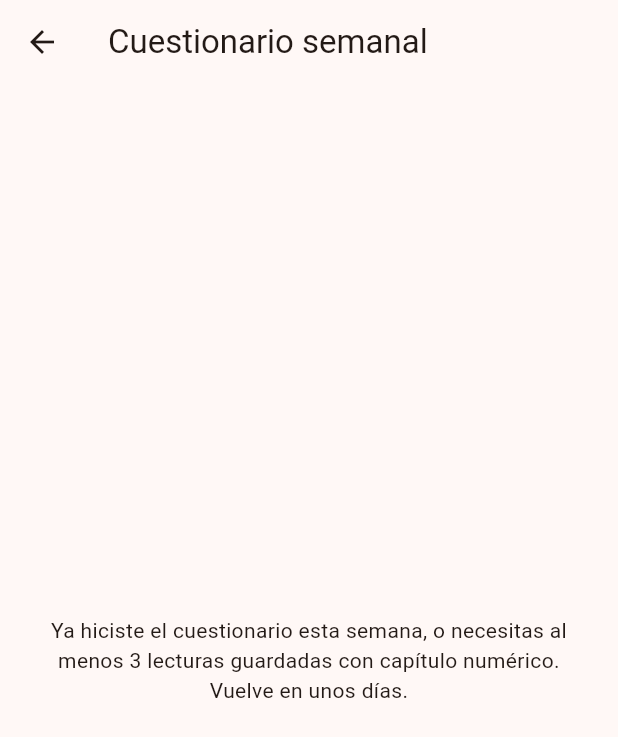
After one commit to Jaelm/hilectio, a Flutter app: the screen it shows once a user with an empty profile is signed in, item 4 of the bottom bar chosen, after a tap on "Cuestionario semanal", on a phone screen of 412 x 824 dp. The commit adds this screen. Shown: the top 737 px of the screen. Run offline on Flutter 3.47's test engine with Material 3 defaults, Android fonts, the phone set to English and light mode, and no system bars; our stand-ins replace cloud_firestore, firebase_auth, firebase_core, flutter_local_notifications, timezone; accounts and stored records are empty; Roboto replaces fonts that are missing (Helvetica Neue).

Commit message:
Versión 1.6 - Se agrego el salvar racha y cuestionario

```diff
--- /dev/null
+++ b/lib/screens/cuestionario_screen.dart
@@ -0,0 +1,191 @@
+import 'dart:math';
+import 'package:flutter/material.dart';
+import 'package:cloud_firestore/cloud_firestore.dart';
+import 'package:firebase_auth/firebase_auth.dart';
+import '../models/lectura.dart';
+import '../services/cuestionario_service.dart';
+
+class CuestionarioScreen extends StatefulWidget {
+  const CuestionarioScreen({super.key});
+
+  @override
+  State<CuestionarioScreen> createState() => _CuestionarioScreenState();
+}
+
+class _Pregunta {
+  final String titulo;
+  final int capituloCorrecto;
+  final List<int> opciones;
+  int? seleccion;
+  _Pregunta({required this.titulo, required this.capituloCorrecto, required this.opciones});
+}
+
+class _CuestionarioScreenState extends State<CuestionarioScreen> {
+  bool _cargando = true;
+  bool _disponible = true;
+  List<_Pregunta> _preguntas = [];
+  bool _enviado = false;
+  int _aciertos = 0;
+  int _tokensGanados = 0;
+
+  @override
+  void initState() {
+    super.initState();
+    _cargar();
+  }
+
+  Future<void> _cargar() async {
+    final disponible = await CuestionarioService().puedeHacerCuestionario();
+    if (!disponible) {
+      setState(() {
+        _disponible = false;
+        _cargando = false;
+      });
+      return;
+    }
+
+    final uid = FirebaseAuth.instance.currentUser!.uid;
+    final snap = await FirebaseFirestore.instance
+        .collection('usuarios')
+        .doc(uid)
+        .collection('lecturas')
+        .get();
+
+    final lecturas = snap.docs
+        .map((d) => Lectura.fromDoc(d))
+        .where((l) => int.tryParse(l.capituloActual) != null)
+        .toList();
+
+    if (lecturas.length < 3) {
+      setState(() {
+        _disponible = false;
+        _cargando = false;
+      });
+      return;
+    }
+
+    lecturas.shuffle();
+    final elegidas = lecturas.take(3).toList();
+    final rand = Random();
+
+    final preguntas = elegidas.map((l) {
+      final correcto = int.parse(l.capituloActual);
+      final opciones = <int>{correcto};
+      while (opciones.length < 4) {
+        final delta = rand.nextInt(7) - 3;
+        final opcion = correcto + delta;
+        if (opcion >= 0) opciones.add(opcion);
+      }
+      final lista = opciones.toList()..shuffle();
+      return _Pregunta(titulo: l.titulo, capituloCorrecto: correcto, opciones: lista);
+    }).toList();
+
+    setState(() {
+      _preguntas = preguntas;
+      _cargando = false;
+    });
+  }
+
+  Future<void> _enviar() async {
+    final aciertos = _preguntas.where((p) => p.seleccion == p.capituloCorrecto).length;
+    final aprobo = aciertos >= CuestionarioService.minAciertos;
+    final tokens = await CuestionarioService().reclamarRecompensa(aprobo);
+    setState(() {
+      _enviado = true;
+      _aciertos = aciertos;
+      _tokensGanados = tokens;
+    });
+  }
+
+  @override
+  Widget build(BuildContext context) {
+    if (_cargando) {
+      return const Scaffold(body: Center(child: CircularProgressIndicator()));
+    }
+
+    if (!_disponible) {
+      return Scaffold(
+        appBar: AppBar(title: const Text('Cuestionario semanal')),
+        body: const Center(
+          child: Padding(
+            padding: EdgeInsets.all(24),
+            child: Text(
+              'Ya hiciste el cuestionario esta semana, o necesitas al menos 3 lecturas guardadas con capítulo numérico. Vuelve en unos días.',
+              textAlign: TextAlign.center,
+            ),
+          ),
+        ),
+      );
+    }
+
+    if (_enviado) {
+      return Scaffold(
+        appBar: AppBar(title: const Text('Resultado')),
+        body: Center(
+          child: Padding(
+            padding: const EdgeInsets.all(24),
+            child: Column(
+              mainAxisSize: MainAxisSize.min,
+              children: [
+                Text('Acertaste $_aciertos de ${_preguntas.length}',
+                    style: const TextStyle(fontSize: 18, fontWeight: FontWeight.bold)),
+                const SizedBox(height: 12),
+                Text(_tokensGanados > 0
+                    ? '¡Ganaste $_tokensGanados tokens!'
+                    : 'No llegaste al mínimo para ganar tokens esta vez.'),
+                const SizedBox(height: 20),
+                FilledButton(
+                  onPressed: () => Navigator.pop(context),
+                  child: const Text('Volver'),
+                ),
+              ],
+            ),
+          ),
+        ),
+      );
+    }
+
+    return Scaffold(
+      appBar: AppBar(title: const Text('Cuestionario semanal')),
+      body: ListView(
+        padding: const EdgeInsets.all(20),
+        children: [
+          const Text(
+            '¿En qué capítulo ibas? Responde las 3 preguntas para ganar 20 tokens.',
+            style: TextStyle(fontWeight: FontWeight.bold),
+          ),
+          const SizedBox(height: 16),
+          ..._preguntas.map((p) => Card(
+                margin: const EdgeInsets.only(bottom: 12),
+                child: Padding(
+                  padding: const EdgeInsets.all(14),
+                  child: Column(
+                    crossAxisAlignment: CrossAxisAlignment.start,
+                    children: [
+                      Text(p.titulo, style: const TextStyle(fontWeight: FontWeight.bold)),
+                      const SizedBox(height: 8),
+                      Wrap(
+                        spacing: 8,
+                        children: p.opciones.map((op) {
+                          final seleccionado = p.seleccion == op;
+                          return ChoiceChip(
+                            label: Text('Cap. $op'),
+                            selected: seleccionado,
+                            onSelected: (_) => setState(() => p.seleccion = op),
+                          );
+                        }).toList(),
+                      ),
+                    ],
+                  ),
+                ),
+              )),
+          const SizedBox(height: 10),
+          FilledButton(
+            onPressed: _preguntas.every((p) => p.seleccion != null) ? _enviar : null,
+            child: const Text('Enviar respuestas'),
+          ),
+        ],
+      ),
+    );
+  }
+}
--- a/lib/screens/perfil_screen.dart
+++ b/lib/screens/perfil_screen.dart
@@ -2,6 +2,7 @@ import 'package:flutter/material.dart';
 import 'package:cloud_firestore/cloud_firestore.dart';
 import 'package:firebase_auth/firebase_auth.dart';
 import 'boveda_screen.dart';
+import 'cuestionario_screen.dart';
 
 class PerfilScreen extends StatelessWidget {
   const PerfilScreen({super.key});
@@ -64,6 +65,16 @@ class PerfilScreen extends StatelessWidget {
           ),
           const Divider(),
           ListTile(
+            leading: const Icon(Icons.quiz_outlined),
+            title: const Text('Cuestionario semanal'),
+            subtitle: const Text('Responde y gana 20 tokens'),
+            onTap: () => Navigator.push(
+              context,
+              MaterialPageRoute(builder: (_) => const CuestionarioScreen()),
+            ),
+          ),
+          const Divider(),
+          ListTile(
             leading: const Icon(Icons.lock_outline),
             title: const Text('Bóveda +18'),
             subtitle: const Text('Lecturas ocultas protegidas con PIN'),
--- /dev/null
+++ b/lib/services/cuestionario_service.dart
@@ -0,0 +1,38 @@
+import 'package:cloud_firestore/cloud_firestore.dart';
+import 'package:firebase_auth/firebase_auth.dart';
+
+class CuestionarioService {
+  static const int recompensa = 20;
+  static const int minAciertos = 2; // de 3 preguntas
+
+  DocumentReference<Map<String, dynamic>> get _userDoc => FirebaseFirestore.instance
+      .collection('usuarios')
+      .doc(FirebaseAuth.instance.currentUser!.uid);
+
+  Future<bool> puedeHacerCuestionario() async {
+    final snap = await _userDoc.get();
+    final Timestamp? ultima = snap.data()?['cuestionarioUltimaFecha'];
+    if (ultima == null) return true;
+    final dias = DateTime.now().difference(ultima.toDate()).inDays;
+    return dias >= 7;
+  }
+
+  Future<int> reclamarRecompensa(bool aprobo) async {
+    if (!aprobo) {
+      await _userDoc.set({
+        'cuestionarioUltimaFecha': Timestamp.now(),
+      }, SetOptions(merge: true));
+      return 0;
+    }
+    return FirebaseFirestore.instance.runTransaction((tx) async {
+      final snap = await tx.get(_userDoc);
+      final tokensActuales = snap.data()?['tokens'] ?? 0;
+      final nuevosTokens = tokensActuales + recompensa;
+      tx.set(_userDoc, {
+        'tokens': nuevosTokens,
+        'cuestionarioUltimaFecha': Timestamp.now(),
+      }, SetOptions(merge: true));
+      return recompensa;
+    });
+  }
+}
```
Also changed, not shown: lib/screens/add_edit_lectura_screen.dart (+38 -8 lines), lib/services/tokens_service.dart (+55 -5 lines).
